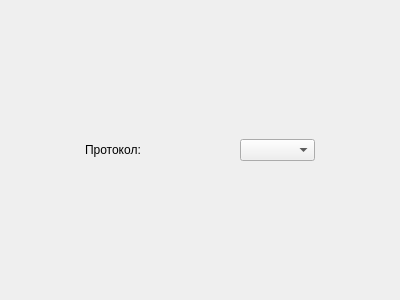
First picture: the form in gui/forms/protocolsstatswidget.ui, repository OSLL/Linux_FreeBSD_networking_perf, before the edit.
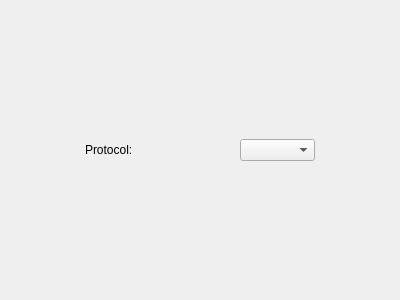
Second picture: the form after the edit.

What changed in the file:
```diff
--- a/gui/forms/protocolsstatswidget.ui
+++ b/gui/forms/protocolsstatswidget.ui
@@ -25,7 +25,7 @@
         </size>
        </property>
        <property name="text">
-        <string>Протокол:</string>
+        <string>Protocol:</string>
        </property>
       </widget>
      </item>
```
